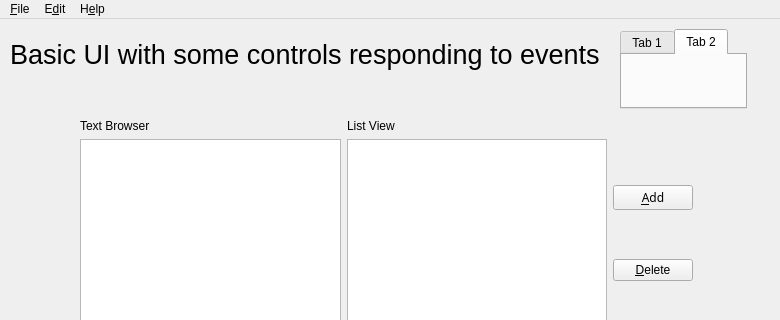
First picture: the form in mainwindow.ui, repository hbkaliceje/pyqtexamples, before the edit; both pictures show x 0 to 780 and y 0 to 320 of the 780 by 466 pixel window.
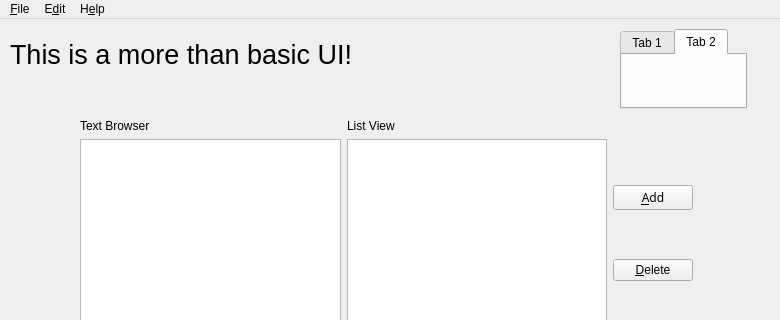
Second picture: the form after the edit.

Commit message: Updated text on main display in program.

```diff
--- a/mainwindow.ui
+++ b/mainwindow.ui
@@ -35,7 +35,7 @@
      </font>
     </property>
     <property name="text">
-     <string>Basic UI with some controls responding to events</string>
+     <string>This is a more than basic UI!</string>
     </property>
    </widget>
    <widget class="QWidget" name="gridLayoutWidget">
```
Left out of the diff: 2 changed lines with no effect on the pictures.
